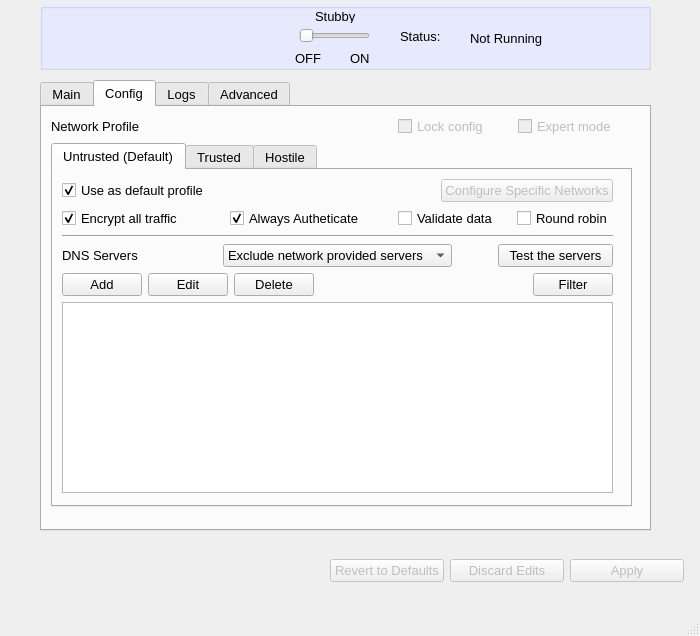
First picture: the form in mainwindow.ui, repository Sinodun/Stubby_Manager, before the edit.
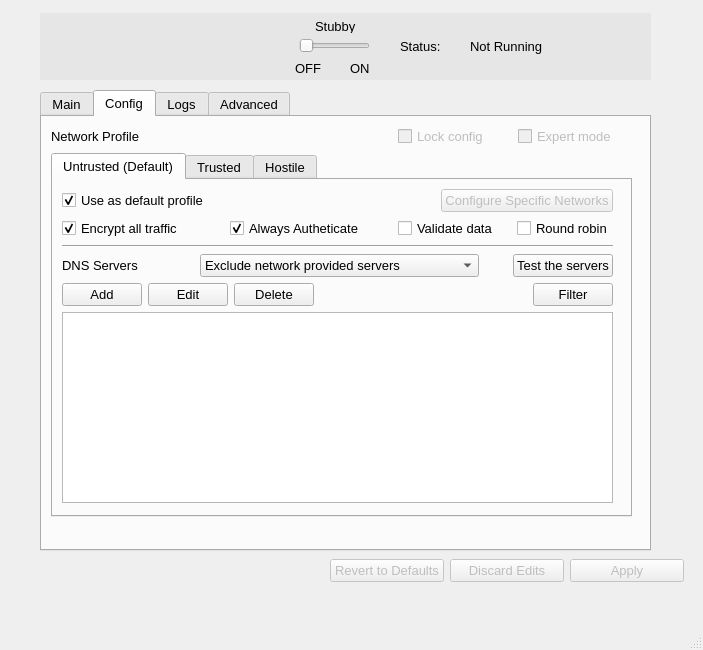
Second picture: the form after the edit. The open tabs and pages were chosen to show the change.

Commit message: GUI tweaks so MacOS can look like Windows during development….

The edit to the form file:
```diff
--- a/mainwindow.ui
+++ b/mainwindow.ui
@@ -6,8 +6,8 @@
    <rect>
     <x>0</x>
     <y>0</y>
-    <width>700</width>
-    <height>636</height>
+    <width>703</width>
+    <height>650</height>
    </rect>
   </property>
   <property name="windowTitle">
@@ -23,9 +23,9 @@
     <property name="geometry">
      <rect>
       <x>40</x>
-      <y>80</y>
+      <y>90</y>
       <width>611</width>
-      <height>451</height>
+      <height>461</height>
      </rect>
     </property>
     <property name="tabShape">
@@ -432,7 +432,7 @@
                </widget>
               </item>
               <item>
-               <layout class="QHBoxLayout" name="horizontalLayout_8" stretch="10,0,15,0,10">
+               <layout class="QHBoxLayout" name="horizontalLayout_8" stretch="5,10,50,5,5">
                 <item>
                  <widget class="QLabel" name="label_6">
                   <property name="text">
@@ -619,7 +619,7 @@
     <property name="geometry">
      <rect>
       <x>470</x>
-      <y>30</y>
+      <y>38</y>
       <width>101</width>
       <height>16</height>
      </rect>
@@ -637,8 +637,8 @@
    <widget class="QLabel" name="stubbyStatus">
     <property name="geometry">
      <rect>
-      <x>444</x>
-      <y>30</y>
+      <x>446</x>
+      <y>38</y>
       <width>21</width>
       <height>16</height>
      </rect>
@@ -651,7 +651,7 @@
     <property name="geometry">
      <rect>
       <x>400</x>
-      <y>30</y>
+      <y>40</y>
       <width>47</width>
       <height>13</height>
      </rect>
@@ -664,7 +664,7 @@
     <property name="geometry">
      <rect>
       <x>299</x>
-      <y>25</y>
+      <y>35</y>
       <width>71</width>
       <height>21</height>
      </rect>
@@ -688,7 +688,7 @@
     <property name="geometry">
      <rect>
       <x>315</x>
-      <y>10</y>
+      <y>20</y>
       <width>47</width>
       <height>13</height>
      </rect>
@@ -701,7 +701,7 @@
     <property name="geometry">
      <rect>
       <x>295</x>
-      <y>50</y>
+      <y>60</y>
       <width>31</width>
       <height>16</height>
      </rect>
@@ -714,7 +714,7 @@
     <property name="geometry">
      <rect>
       <x>350</x>
-      <y>50</y>
+      <y>60</y>
       <width>21</width>
       <height>16</height>
      </rect>
@@ -727,13 +727,14 @@
     <property name="geometry">
      <rect>
       <x>40</x>
-      <y>3</y>
+      <y>13</y>
       <width>611</width>
       <height>67</height>
      </rect>
     </property>
     <property name="styleSheet">
-     <string notr="true">background-color: rgb(234, 237, 255);</string>
+     <string notr="true">background-color: rgb(230, 230, 230);
+border:none;</string>
     </property>
     <property name="title">
      <string/>
```
Left out of the diff: 4 changed lines with no effect on the pictures. The commit also changes 1 other file.
